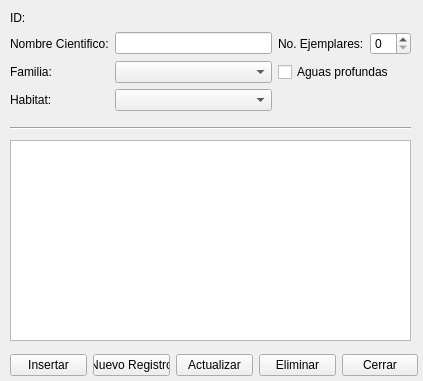
Before: the Qt Designer form vista/ui/planta_acuatica.ui in daeran84/Acuario, drawn with Qt 5.
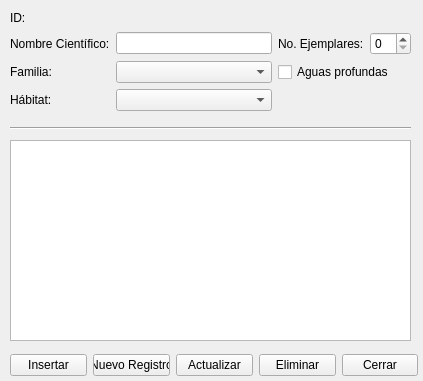
After: the same form once the commit is applied.

Diff of the .ui file:
```diff
--- a/vista/ui/planta_acuatica.ui
+++ b/vista/ui/planta_acuatica.ui
@@ -110,7 +110,7 @@
     <item row="1" column="0" colspan="3">
      <widget class="QLabel" name="label_2">
       <property name="text">
-       <string>Nombre Cientifico:</string>
+       <string>Nombre Científico:</string>
       </property>
      </widget>
     </item>
@@ -144,7 +144,7 @@
     <item row="3" column="0" colspan="2">
      <widget class="QLabel" name="label_4">
       <property name="text">
-       <string>Habitat:</string>
+       <string>Hábitat:</string>
       </property>
      </widget>
     </item>
```
